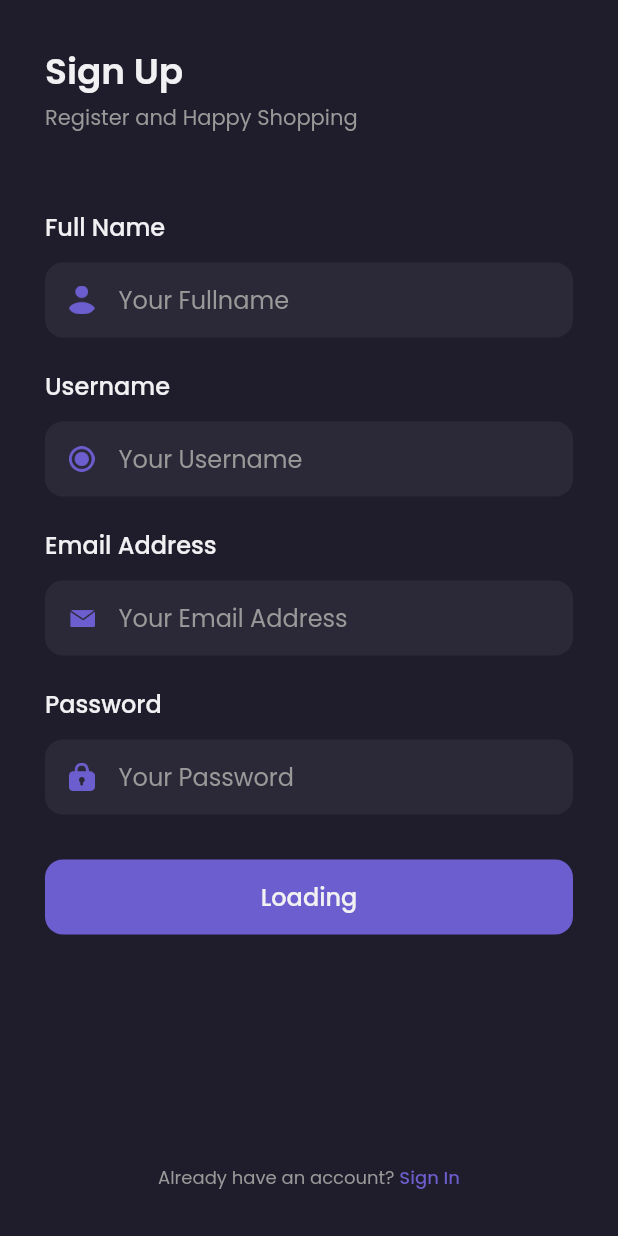
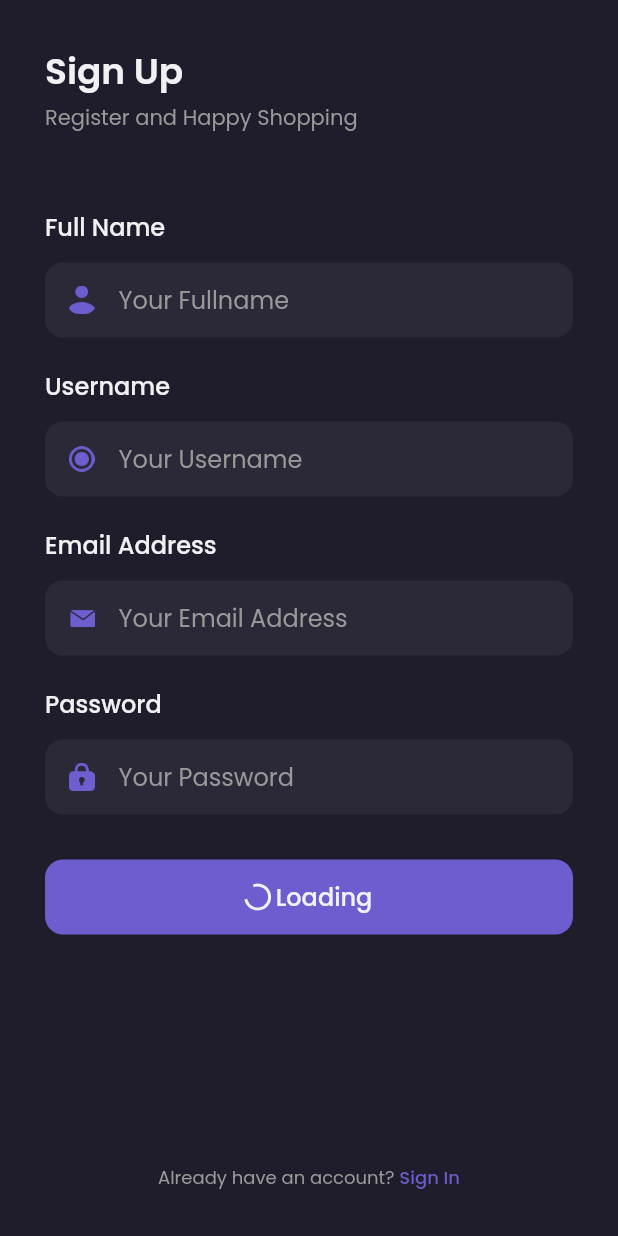
Before and after one commit to AsepCahyudin/saveshamo, a Flutter app: the SignUpPage screen opened by its route, on a phone screen of 412 x 824 dp. Run offline on Flutter 3.47's test engine with Material 2 defaults, Android fonts, the phone set to English and light mode, and no system bars; our stand-ins replace carousel_slider, google_fonts; accounts and stored records are empty.

Commit message:
loading progress

```diff
--- a/lib/widgets/loading_button.dart
+++ b/lib/widgets/loading_button.dart
@@ -14,12 +14,28 @@ class LoadingButton extends StatelessWidget {
             backgroundColor: primaryColor,
             shape: RoundedRectangleBorder(
                 borderRadius: BorderRadius.circular(12))),
-        child: Text(
-          'Loading',
-          style: primaryTextStyle.copyWith(
-            fontSize: 16,
-            fontWeight: medium,
-          ),
+        child: Row(
+          mainAxisAlignment: MainAxisAlignment.center,
+          children: [
+            Container(
+              width: 16,
+              height: 16,
+              child: CircularProgressIndicator(
+                strokeWidth: 2,
+                valueColor: AlwaysStoppedAnimation(
+                  primaryTextColor,
+                ),
+              ),
+            ),
+            SizedBox(width: 4),
+            Text(
+              'Loading',
+              style: primaryTextStyle.copyWith(
+                fontSize: 16,
+                fontWeight: medium,
+              ),
+            ),
+          ],
         ),
       ),
     );
```
